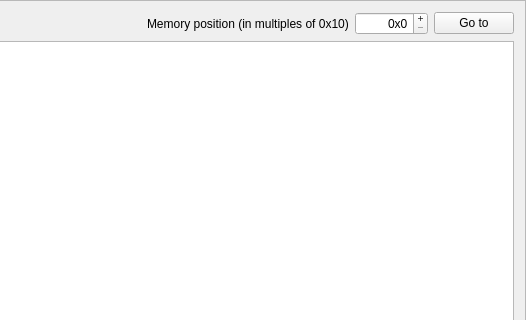
andrenho/luisa, file ide/forms/physical_memory.ui: the form before one commit; both pictures show x 242 to 768 and y 0 to 320 of the 768 by 636 pixel window.
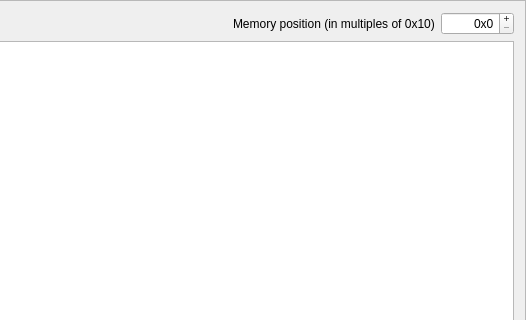
The form after the commit.

What changed in the file:
```diff
--- a/ide/forms/physical_memory.ui
+++ b/ide/forms/physical_memory.ui
@@ -67,13 +67,6 @@
        </property>
       </widget>
      </item>
-     <item>
-      <widget class="QPushButton" name="pushButton">
-       <property name="text">
-        <string>Go to</string>
-       </property>
-      </widget>
-     </item>
     </layout>
    </item>
    <item>
```
Left out of the diff: 2 changed lines with no effect on the pictures.
